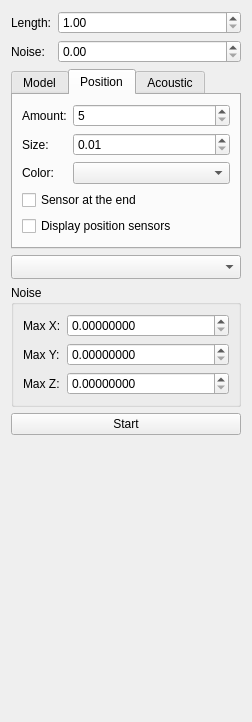
This is controllPanel.ui in DimonPopov/PopovDS_9304_GraduateWork as Qt 5 draws it before an edit. The edited form follows.
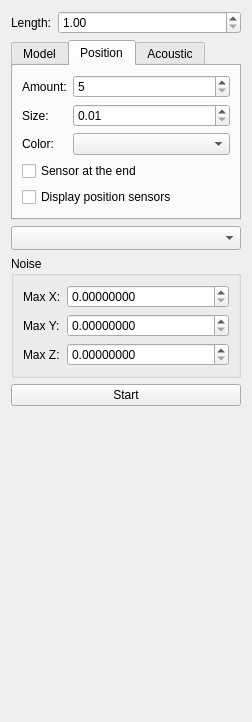
This is the edited form.

```diff
--- a/controllPanel.ui
+++ b/controllPanel.ui
@@ -28,21 +28,7 @@
      </property>
     </widget>
    </item>
-   <item row="1" column="0">
-    <widget class="QLabel" name="label_6">
-     <property name="text">
-      <string>Noise:</string>
-     </property>
-    </widget>
-   </item>
-   <item row="1" column="1">
-    <widget class="QDoubleSpinBox" name="maximumDeviationSpin">
-     <property name="singleStep">
-      <double>0.100000000000000</double>
-     </property>
-    </widget>
-   </item>
-   <item row="2" column="0" colspan="2">
+   <item row="1" column="0" colspan="2">
     <widget class="QTabWidget" name="pointsSettingTab">
      <property name="sizePolicy">
       <sizepolicy hsizetype="Preferred" vsizetype="Preferred">
@@ -278,7 +264,7 @@
      </widget>
     </widget>
    </item>
-   <item row="3" column="0" colspan="2">
+   <item row="2" column="0" colspan="2">
     <widget class="QComboBox" name="interpolationCombo">
      <property name="sizeAdjustPolicy">
       <enum>QComboBox::AdjustToMinimumContentsLengthWithIcon</enum>
@@ -288,7 +274,7 @@
      </property>
     </widget>
    </item>
-   <item row="5" column="0" colspan="2">
+   <item row="4" column="0" colspan="2">
     <widget class="QGroupBox" name="noiseBox">
      <property name="title">
       <string>Noise</string>
@@ -348,7 +334,7 @@
      </layout>
     </widget>
    </item>
-   <item row="6" column="0" colspan="2">
+   <item row="5" column="0" colspan="2">
     <widget class="QPushButton" name="startStopButton">
      <property name="text">
       <string>Start</string>
```
